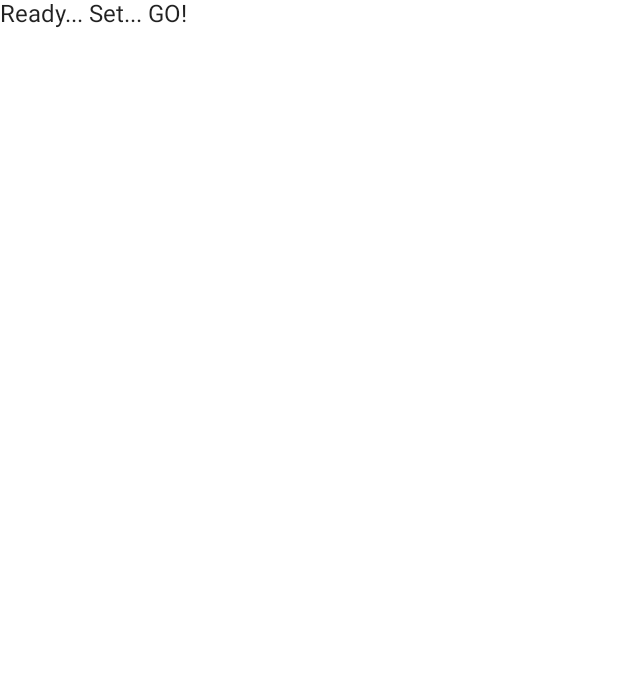
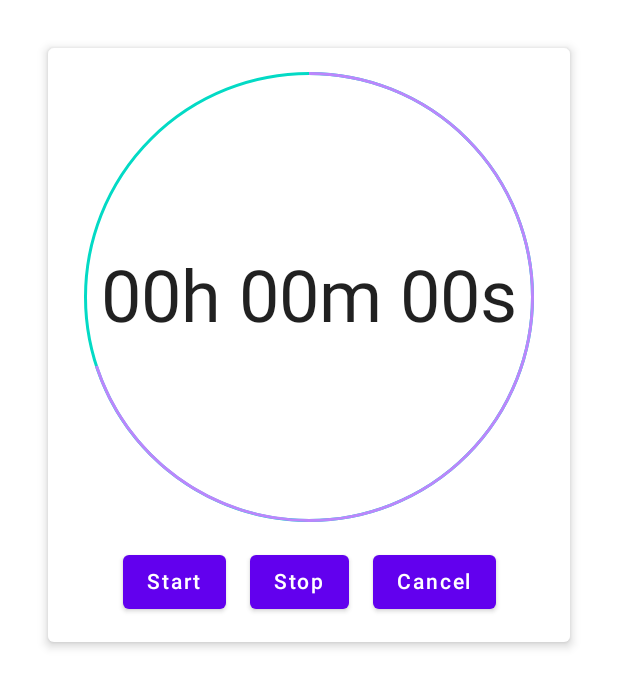
Before and after one commit to Shady-Selim/android-dev-challenge-compose-week2, an Android app built with Jetpack Compose: the screen it shows after launch (MainActivity), on a phone screen of 412 x 824 dp. Before the commit the part shown is almost empty. Shown: the top 687 px of the screen. Run offline under Robolectric (Android 15) with nearby library versions, the phone set to English and light mode, and no system bars.

Commit message:
UI Created

```diff
--- a/app/src/main/java/com/example/androiddevchallenge/MainActivity.kt
+++ b/app/src/main/java/com/example/androiddevchallenge/MainActivity.kt
@@ -18,12 +18,20 @@ package com.example.androiddevchallenge
 import android.os.Bundle
 import androidx.activity.compose.setContent
 import androidx.appcompat.app.AppCompatActivity
-import androidx.compose.material.MaterialTheme
-import androidx.compose.material.Surface
-import androidx.compose.material.Text
+import androidx.compose.foundation.layout.*
+import androidx.compose.foundation.text.KeyboardOptions
+import androidx.compose.material.*
 import androidx.compose.runtime.Composable
+import androidx.compose.runtime.mutableStateOf
+import androidx.compose.runtime.remember
+import androidx.compose.runtime.getValue
+import androidx.compose.runtime.setValue
+import androidx.compose.ui.Alignment
+import androidx.compose.ui.Modifier
+import androidx.compose.ui.text.input.KeyboardType
 import androidx.compose.ui.tooling.preview.Preview
-import com.example.androiddevchallenge.ui.theme.MyTheme
+import androidx.compose.ui.unit.dp
+import com.example.androiddevchallenge.ui.theme.*
 
 class MainActivity : AppCompatActivity() {
     override fun onCreate(savedInstanceState: Bundle?) {
@@ -39,8 +47,89 @@ class MainActivity : AppCompatActivity() {
 // Start building your app here!
 @Composable
 fun MyApp() {
-    Surface(color = MaterialTheme.colors.background) {
-        Text(text = "Ready... Set... GO!")
+    Surface(
+        color = MaterialTheme.colors.background,
+    ) {
+        Card(
+            elevation = 4.dp,
+            modifier = Modifier
+                .padding(32.dp)
+                .fillMaxWidth()
+        ) {
+            CountDownUI()
+        }
+    }
+}
+
+@Composable
+fun CountDownUI() {
+    var progress by remember { mutableStateOf(0.7f) }
+    var time by remember { mutableStateOf("00h 00m 00s") }
+    var changeClockCountDown by remember { mutableStateOf(false) }
+
+
+    Column(
+        horizontalAlignment = Alignment.CenterHorizontally,
+        modifier = Modifier
+            .fillMaxWidth()
+            .padding(16.dp)
+    ) {
+        Box(
+            modifier = Modifier
+                .wrapContentHeight()
+                .padding(bottom = 16.dp)
+
+        ) {
+            CircularProgressIndicator(
+                progress = 1f,
+                strokeWidth = 2.dp,
+                color = teal200,
+                modifier = Modifier
+                    .height(300.dp)
+                    .width(300.dp)
+            )
+            CircularProgressIndicator(
+                progress = progress,
+                strokeWidth = 2.dp,
+                color = purple200,
+                modifier = Modifier.width(300.dp)
+            )
+            Row(
+                modifier = Modifier
+                    .height(300.dp)
+                    .width(300.dp),
+                horizontalArrangement = Arrangement.Center,
+                verticalAlignment = Alignment.CenterVertically
+            ) {
+                if (!changeClockCountDown)
+                    Text(
+                        text = time,
+                        style = typography.h3
+                    )
+                else
+                    TextField(
+                        value = time,
+                        onValueChange = { time = it },
+                        textStyle = typography.h3,
+                        keyboardOptions = KeyboardOptions(keyboardType = KeyboardType.NumberPassword),
+                    )
+            }
+        }
+
+        Row(
+        ) {
+            Button(onClick = { /*TODO*/ }) {
+                Text(text = "Start")
+            }
+            Spacer(modifier = Modifier.padding(8.dp))
+            Button(onClick = { /*TODO*/ }) {
+                Text(text = "Stop")
+            }
+            Spacer(modifier = Modifier.padding(8.dp))
+            Button(onClick = { /*TODO*/ }) {
+                Text(text = "Cancel")
+            }
+        }
     }
 }
 
```
